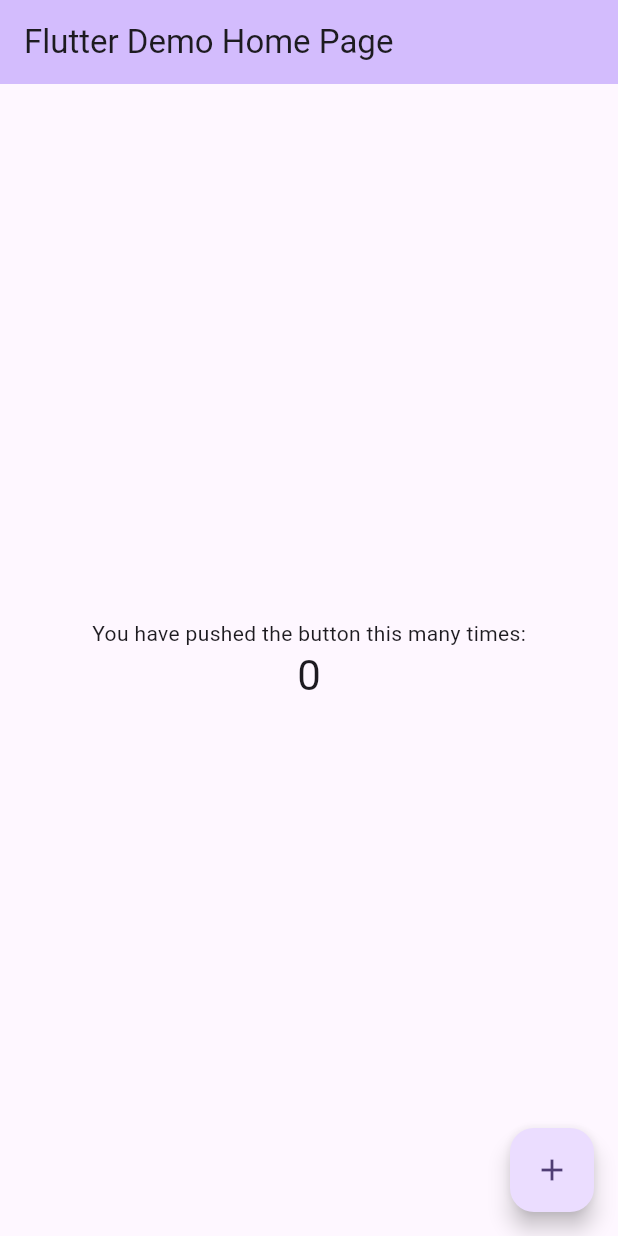
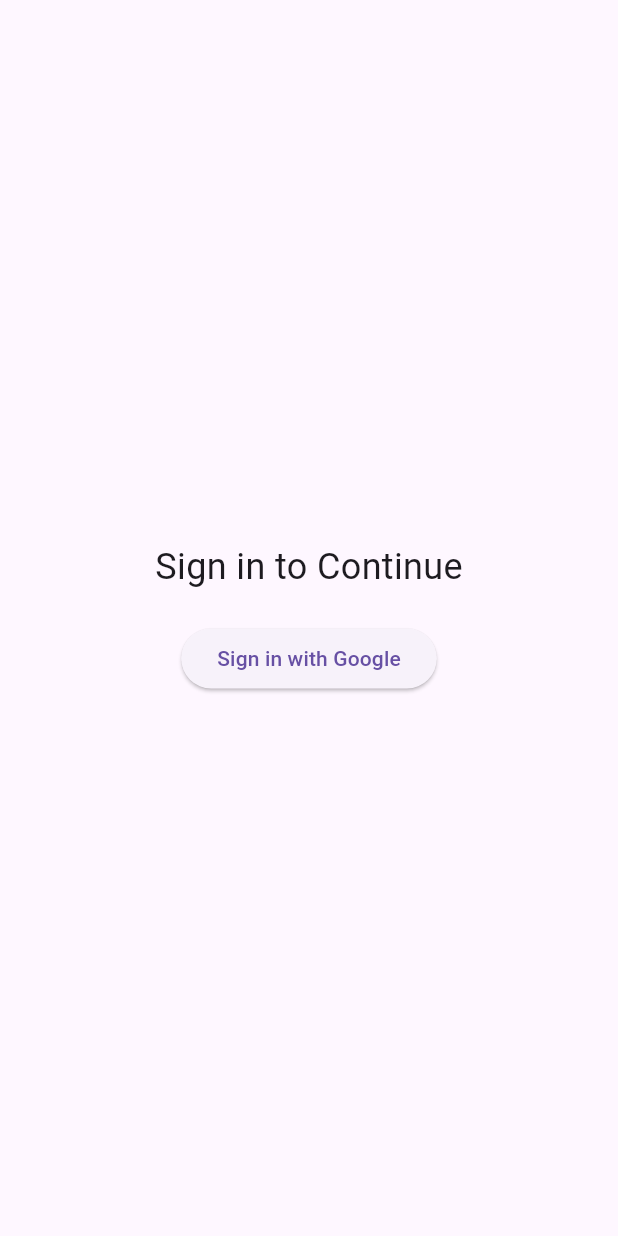
Before and after one commit to YernurBeisenbek/chat_app_firebase, a Flutter app: the screen it shows after launch, on a phone screen of 412 x 824 dp. Run offline on Flutter 3.47's test engine with Material 3 defaults, Android fonts, the phone set to English and light mode, and no system bars; our stand-ins replace cloud_firestore, firebase_auth, firebase_core, firebase_storage, google_sign_in, image_picker; accounts and stored records are empty.

Commit message:
unexpected finish, pre-MVP version approx

```diff
--- a/lib/main.dart
+++ b/lib/main.dart
@@ -1,125 +1,28 @@
+import 'package:chat_app_firebase/screens/sign_in_screen.dart';
 import 'package:flutter/material.dart';
+import 'package:firebase_core/firebase_core.dart';
+import 'firebase_options.dart';
 
-void main() {
+void main() async {
+  WidgetsFlutterBinding
+      .ensureInitialized();
+  await Firebase.initializeApp(
+    options: DefaultFirebaseOptions
+        .currentPlatform,
+  );
   runApp(const MyApp());
 }
 
 class MyApp extends StatelessWidget {
   const MyApp({super.key});
-
-  // This widget is the root of your application.
   @override
   Widget build(BuildContext context) {
     return MaterialApp(
-      title: 'Flutter Demo',
+      title: 'Chat App',
       theme: ThemeData(
-        // This is the theme of your application.
-        //
-        // TRY THIS: Try running your application with "flutter run". You'll see
-        // the application has a purple toolbar. Then, without quitting the app,
-        // try changing the seedColor in the colorScheme below to Colors.green
-        // and then invoke "hot reload" (save your changes or press the "hot
-        // reload" button in a Flutter-supported IDE, or press "r" if you used
-        // the command line to start the app).
-        //
-        // Notice that the counter didn't reset back to zero; the application
-        // state is not lost during the reload. To reset the state, use hot
-        // restart instead.
-        //
-        // This works for code too, not just values: Most code changes can be
-        // tested with just a hot reload.
-        colorScheme: ColorScheme.fromSeed(seedColor: Colors.deepPurple),
-        useMaterial3: true,
+        primarySwatch: Colors.blue,
       ),
-      home: const MyHomePage(title: 'Flutter Demo Home Page'),
+      home: SignInScreen(),
     );
   }
 }
-
-class MyHomePage extends StatefulWidget {
-  const MyHomePage({super.key, required this.title});
-
-  // This widget is the home page of your application. It is stateful, meaning
-  // that it has a State object (defined below) that contains fields that affect
-  // how it looks.
-
-  // This class is the configuration for the state. It holds the values (in this
-  // case the title) provided by the parent (in this case the App widget) and
-  // used by the build method of the State. Fields in a Widget subclass are
-  // always marked "final".
-
-  final String title;
-
-  @override
-  State<MyHomePage> createState() => _MyHomePageState();
-}
-
-class _MyHomePageState extends State<MyHomePage> {
-  int _counter = 0;
-
-  void _incrementCounter() {
-    setState(() {
-      // This call to setState tells the Flutter framework that something has
-      // changed in this State, which causes it to rerun the build method below
-      // so that the display can reflect the updated values. If we changed
-      // _counter without calling setState(), then the build method would not be
-      // called again, and so nothing would appear to happen.
-      _counter++;
-    });
-  }
-
-  @override
-  Widget build(BuildContext context) {
-    // This method is rerun every time setState is called, for instance as done
-    // by the _incrementCounter method above.
-    //
-    // The Flutter framework has been optimized to make rerunning build methods
-    // fast, so that you can just rebuild anything that needs updating rather
-    // than having to individually change instances of widgets.
-    return Scaffold(
-      appBar: AppBar(
-        // TRY THIS: Try changing the color here to a specific color (to
-        // Colors.amber, perhaps?) and trigger a hot reload to see the AppBar
-        // change color while the other colors stay the same.
-        backgroundColor: Theme.of(context).colorScheme.inversePrimary,
-        // Here we take the value from the MyHomePage object that was created by
-        // the App.build method, and use it to set our appbar title.
-        title: Text(widget.title),
-      ),
-      body: Center(
-        // Center is a layout widget. It takes a single child and positions it
-        // in the middle of the parent.
-        child: Column(
-          // Column is also a layout widget. It takes a list of children and
-          // arranges them vertically. By default, it sizes itself to fit its
-          // children horizontally, and tries to be as tall as its parent.
-          //
-          // Column has various properties to control how it sizes itself and
-          // how it positions its children. Here we use mainAxisAlignment to
-          // center the children vertically; the main axis here is the vertical
-          // axis because Columns are vertical (the cross axis would be
-          // horizontal).
-          //
-          // TRY THIS: Invoke "debug painting" (choose the "Toggle Debug Paint"
-          // action in the IDE, or press "p" in the console), to see the
-          // wireframe for each widget.
-          mainAxisAlignment: MainAxisAlignment.center,
-          children: <Widget>[
-            const Text(
-              'You have pushed the button this many times:',
-            ),
-            Text(
-              '$_counter',
-              style: Theme.of(context).textTheme.headlineMedium,
-            ),
-          ],
-        ),
-      ),
-      floatingActionButton: FloatingActionButton(
-        onPressed: _incrementCounter,
-        tooltip: 'Increment',
-        child: const Icon(Icons.add),
-      ), // This trailing comma makes auto-formatting nicer for build methods.
-    );
-  }
-}
--- /dev/null
+++ b/lib/screens/sign_in_screen.dart
@@ -0,0 +1,69 @@
+import 'package:flutter/material.dart';
+import 'package:firebase_auth/firebase_auth.dart';
+import '../services/auth_service.dart';
+import 'chat_list_screen.dart';
+
+class SignInScreen extends StatefulWidget {
+  const SignInScreen({super.key});
+
+  @override
+  _SignInScreenState createState() => _SignInScreenState();
+}
+
+class _SignInScreenState extends State<SignInScreen> {
+  final AuthService _authService = AuthService();
+  bool _isLoading = false; // To track the loading state
+
+  Future<void> _handleSignIn(BuildContext context) async {
+    setState(() {
+      _isLoading = true; // Show loading indicator
+    });
+
+    try {
+      final User? user = await _authService.signInWithGoogle();
+      if (user != null) {
+        Navigator.of(context).pushReplacement(
+          MaterialPageRoute(builder: (_) => ChatListScreen()),
+        );
+      } else {
+        _showSnackBar(context, 'Sign-in failed. Please try again.');
+      }
+    } catch (error) {
+      _showSnackBar(context, 'An error occurred: $error');
+    } finally {
+      setState(() {
+        _isLoading = false; // Hide loading indicator
+      });
+    }
+  }
+
+  void _showSnackBar(BuildContext context, String message) {
+    ScaffoldMessenger.of(context).showSnackBar(
+      SnackBar(content: Text(message)),
+    );
+  }
+
+  @override
+  Widget build(BuildContext context) {
+    return Scaffold(
+      body: Center(
+        child: _isLoading
+            ? const CircularProgressIndicator() // Show loader when loading
+            : Column(
+                mainAxisAlignment: MainAxisAlignment.center,
+                children: [
+                  const Text(
+                    'Sign in to Continue',
+                    style: TextStyle(fontSize: 24),
+                  ),
+                  const SizedBox(height: 20),
+                  ElevatedButton(
+                    onPressed: () => _handleSignIn(context),
+                    child: const Text('Sign in with Google'),
+                  ),
+                ],
+              ),
+      ),
+    );
+  }
+}
--- a/pubspec.yaml
+++ b/pubspec.yaml
@@ -37,6 +37,12 @@ dependencies:
   cupertino_icons: ^1.0.6
   firebase_core: ^3.6.0
   firebase: ^9.0.3
+  google_sign_in: ^6.2.1
+  firebase_auth: ^5.3.1
+  cloud_firestore: ^5.4.4
+  firebase_messaging: ^15.1.3
+  firebase_storage: ^12.3.3
+  image_picker: ^1.1.2
 
 dev_dependencies:
   flutter_test:
```
Also changed, not shown: lib/models/message_model.dart (added, +35 -0 lines), lib/screens/chat_list_screen.dart (added, +90 -0 lines), lib/screens/chat_screen.dart (added, +184 -0 lines), lib/services/auth_service.dart (added, +51 -0 lines), lib/firebase_options.dart, pubspec.lock, 15 other files.
